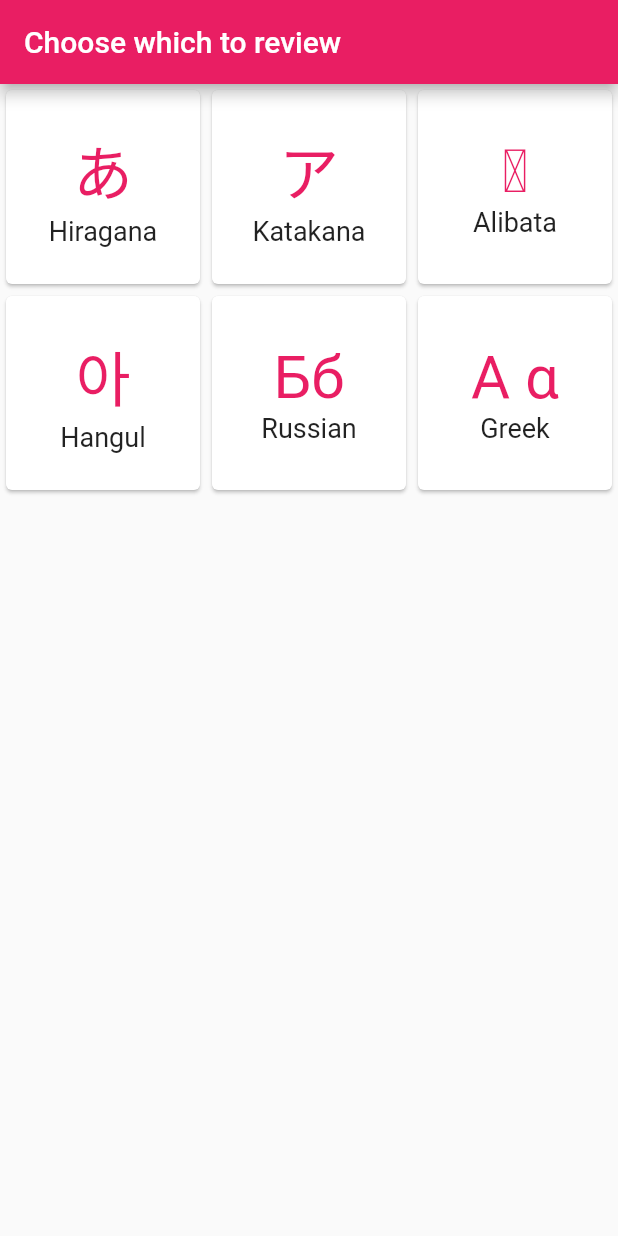
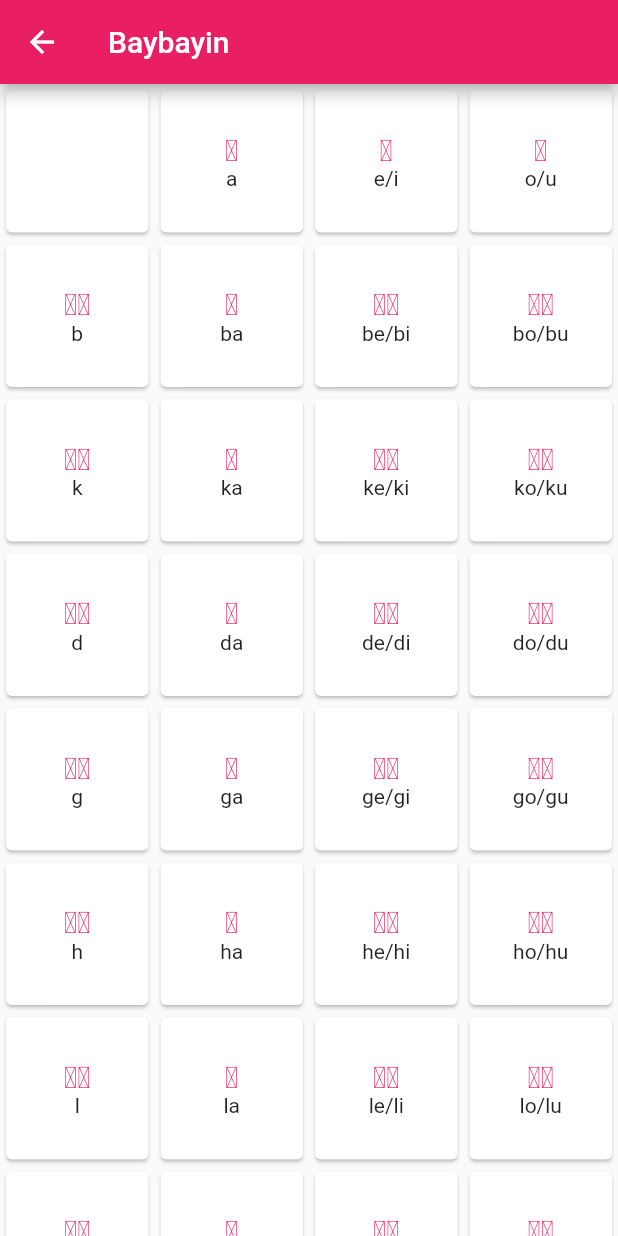
Before and after one commit to AngelGitHubPaul/Language-Quiz-App-Temp-, a Flutter app: the ReviewPage screen opened directly, after a tap on an icon or button, on a phone screen of 412 x 824 dp. Run offline on Flutter 3.47's test engine with Material 2 defaults, Android fonts, the phone set to English and light mode, and no system bars.

Commit message:
added baybayin language

```diff
--- a/lib/quiz_page.dart
+++ b/lib/quiz_page.dart
@@ -1,4 +1,5 @@
 import 'package:flutter/material.dart';
+import 'package:polylingo_app/quiz_pages/baybayin_quiz.dart';
 import 'package:polylingo_app/quiz_pages/greek_quiz.dart';
 import 'package:polylingo_app/quiz_pages/hangul_quiz.dart';
 import 'package:polylingo_app/quiz_pages/hiragana_quiz.dart';
@@ -18,7 +19,7 @@ class Languages {
 final List<Languages> languages = [
   Languages(lang: 'あ', en: 'Hiragana'),
   Languages(lang: 'ア', en: 'Katakana'),
-  Languages(lang: 'ᜀ', en: 'Alibata'),
+  Languages(lang: 'ᜀ', en: 'Baybayin'),
   Languages(lang: '아', en: 'Hangul'),
   Languages(lang: 'Бб', en: 'Russian'),
   Languages(lang: 'Α α', en: 'Greek'),
@@ -84,6 +85,17 @@ class LanguageOptions extends StatelessWidget {
                 );
               }
               break;
+            case 2:
+              {
+                Navigator.of(context).push(
+                  MaterialPageRoute(
+                    builder: (BuildContext context) {
+                      return const BaybayinQuizPage();
+                    },
+                  ),
+                );
+              }
+              break;
             case 3:
               {
                 Navigator.of(context).push(
--- /dev/null
+++ b/lib/quiz_pages/baybayin_quiz.dart
@@ -0,0 +1,289 @@
+import 'package:flutter/material.dart';
+import 'package:polylingo_app/providers/currency.dart';
+import 'dart:math';
+
+import 'package:polylingo_app/quiz_pages/results_pages/defeat_page.dart';
+import 'package:polylingo_app/quiz_pages/results_pages/victory_page.dart';
+import 'package:provider/provider.dart';
+import '../providers/lives.dart';
+import '../providers/themes.dart';
+
+class Baybayin {
+  final String bay;
+  final String tag1;
+  final String tag2;
+
+  Baybayin({required this.bay, required this.tag1, required this.tag2});
+}
+
+var rng = Random();
+final List<Baybayin> baybayinList = [
+  Baybayin(bay: 'ᜀ', tag1: 'a', tag2: 'a'),
+  Baybayin(bay: 'ᜁ', tag1: 'e', tag2: 'i'),
+  Baybayin(bay: 'ᜂ', tag1: 'o', tag2: 'u'),
+  Baybayin(bay: 'ᜊ᜔', tag1: 'b', tag2: 'b'),
+  Baybayin(bay: 'ᜊ', tag1: 'ba', tag2: 'ba'),
+  Baybayin(bay: 'ᜊᜒ', tag1: 'be', tag2: 'bi'),
+  Baybayin(bay: 'ᜊᜓ', tag1: 'bo', tag2: 'bu'),
+  Baybayin(bay: 'ᜃ᜔', tag1: 'k', tag2: 'k'),
+  Baybayin(bay: 'ᜃ', tag1: 'ka', tag2: 'ka'),
+  Baybayin(bay: 'ᜃᜒ', tag1: 'ke', tag2: 'ki'),
+  Baybayin(bay: 'ᜃᜓ', tag1: 'ko', tag2: 'ku'),
+  Baybayin(bay: 'ᜇ᜔', tag1: 'd', tag2: 'd'),
+  Baybayin(bay: 'ᜇ', tag1: 'da', tag2: 'da'),
+  Baybayin(bay: 'ᜇᜒ', tag1: 'de', tag2: 'di'),
+  Baybayin(bay: 'ᜇᜓ', tag1: 'do', tag2: 'du'),
+  Baybayin(bay: 'ᜄ᜔', tag1: 'g', tag2: 'g'),
+  Baybayin(bay: 'ᜄ', tag1: 'ga', tag2: 'ga'),
+  Baybayin(bay: 'ᜄᜒ', tag1: 'ge', tag2: 'gi'),
+  Baybayin(bay: 'ᜄᜓ', tag1: 'go', tag2: 'gu'),
+  Baybayin(bay: 'ᜑ᜔', tag1: 'h', tag2: 'h'),
+  Baybayin(bay: 'ᜑ', tag1: 'ha', tag2: 'ha'),
+  Baybayin(bay: 'ᜑᜒ', tag1: 'he', tag2: 'hi'),
+  Baybayin(bay: 'ᜑᜓ', tag1: 'ho', tag2: 'hu'),
+  Baybayin(bay: 'ᜎ᜔', tag1: 'l', tag2: 'l'),
+  Baybayin(bay: 'ᜎ', tag1: 'la', tag2: 'la'),
+  Baybayin(bay: 'ᜎᜒ', tag1: 'le', tag2: 'li'),
+  Baybayin(bay: 'ᜎᜓ', tag1: 'lo', tag2: 'lu'),
+  Baybayin(bay: 'ᜋ᜔', tag1: 'm', tag2: 'm'),
+  Baybayin(bay: 'ᜋ', tag1: 'ma', tag2: 'ma'),
+  Baybayin(bay: 'ᜋᜒ', tag1: 'me', tag2: 'mi'),
+  Baybayin(bay: 'ᜋᜓ', tag1: 'mo', tag2: 'mu'),
+  Baybayin(bay: 'ᜈ᜔', tag1: 'n', tag2: 'n'),
+  Baybayin(bay: 'ᜈ', tag1: 'na', tag2: 'na'),
+  Baybayin(bay: 'ᜈᜒ', tag1: 'ne', tag2: 'ni'),
+  Baybayin(bay: 'ᜈᜓ', tag1: 'no', tag2: 'nu'),
+  Baybayin(bay: 'ᜅ᜔', tag1: 'ng', tag2: 'ng'),
+  Baybayin(bay: 'ᜅ', tag1: 'nga', tag2: 'nga'),
+  Baybayin(bay: 'ᜅᜒ', tag1: 'nge', tag2: 'ngi'),
+  Baybayin(bay: 'ᜅᜓ', tag1: 'ngo', tag2: 'ngu'),
+  Baybayin(bay: 'ᜉ᜔', tag1: 'p', tag2: 'p'),
+  Baybayin(bay: 'ᜉ', tag1: 'pa', tag2: 'pa'),
+  Baybayin(bay: 'ᜉᜒ', tag1: 'pe', tag2: 'pi'),
+  Baybayin(bay: 'ᜉᜓ', tag1: 'po', tag2: 'pu'),
+  Baybayin(bay: 'ᜐ᜔', tag1: 's', tag2: 's'),
+  Baybayin(bay: 'ᜐ', tag1: 'sa', tag2: 'sa'),
+  Baybayin(bay: 'ᜐᜒ', tag1: 'se', tag2: 'si'),
+  Baybayin(bay: 'ᜐᜓ', tag1: 'so', tag2: 'su'),
+  Baybayin(bay: 'ᜆ᜔', tag1: 't', tag2: 't'),
+  Baybayin(bay: 'ᜆ', tag1: 'ta', tag2: 'ta'),
+  Baybayin(bay: 'ᜆᜒ', tag1: 'te', tag2: 'ti'),
+  Baybayin(bay: 'ᜆᜓ', tag1: 'to', tag2: 'tu'),
+  Baybayin(bay: 'ᜏ᜔', tag1: 'w', tag2: 'w'),
+  Baybayin(bay: 'ᜏ', tag1: 'wa', tag2: 'wa'),
+  Baybayin(bay: 'ᜏᜒ', tag1: 'we', tag2: 'wi'),
+  Baybayin(bay: 'ᜏᜓ', tag1: 'wo', tag2: 'wu'),
+  Baybayin(bay: 'ᜌ᜔', tag1: 'y', tag2: 'y'),
+  Baybayin(bay: 'ᜌ', tag1: 'ya', tag2: 'ya'),
+  Baybayin(bay: 'ᜌᜒ', tag1: 'ye', tag2: 'yi'),
+  Baybayin(bay: 'ᜌᜓ', tag1: 'yo', tag2: 'yu'),
+];
+
+class BaybayinQuizPage extends StatefulWidget {
+  const BaybayinQuizPage({Key? key}) : super(key: key);
+  @override
+  _BaybayinQuizPageState createState() => _BaybayinQuizPageState();
+}
+
+class _BaybayinQuizPageState extends State<BaybayinQuizPage> {
+  @override
+  Widget build(BuildContext context) {
+    return Scaffold(
+      appBar: AppBar(
+        title: const Text('Quiz'),
+        automaticallyImplyLeading: false,
+        leading: IconButton(
+          onPressed: () {
+            Provider.of<Lives>(context, listen: false).resetLives();
+            Navigator.of(context).pop();
+          },
+          icon: const Icon(Icons.arrow_back),
+        ),
+        actions: [
+          IconButton(
+              onPressed: () => showDialog<String>(
+                    context: context,
+                    builder: (BuildContext context) => AlertDialog(
+                      title: const Text('Tutorial'),
+                      content: const Text(
+                          'You are given 3 hearts at the start. Answer 10 questions right and get coins depending on how much mistakes you have made. The coins you gain can be used to buy different themes in Customization page.'),
+                      actions: <Widget>[
+                        TextButton(
+                          onPressed: () => Navigator.pop(context, 'OK'),
+                          child: const Text('OK'),
+                        ),
+                      ],
+                    ),
+                  ),
+              icon: const Icon(
+                Icons.question_mark_rounded,
+              )),
+        ],
+      ),
+      resizeToAvoidBottomInset: false,
+      body: const QuestionWidget(),
+    );
+  }
+}
+
+class QuestionWidget extends StatefulWidget {
+  const QuestionWidget({Key? key}) : super(key: key);
+  @override
+  _QuestionWidgetState createState() => _QuestionWidgetState();
+}
+
+class _QuestionWidgetState extends State<QuestionWidget> {
+  late PageController _controller;
+  final TextEditingController _textController = TextEditingController();
+  int _questionNumber = 1;
+  var rngIndex = List.generate(10, (_) => rng.nextInt(58));
+  int lives = 3;
+
+  @override
+  void initState() {
+    super.initState();
+    _controller = PageController(initialPage: 0);
+  }
+
+  @override
+  Widget build(BuildContext context) {
+    int lives = Provider.of<Lives>(context).lives;
+    final theme = Provider.of<ThemesModel>(context).selectedThemes[0].color;
+    return Padding(
+      padding: const EdgeInsets.symmetric(horizontal: 15.0),
+      child: Column(
+        children: [
+          const Padding(padding: EdgeInsets.symmetric(horizontal: 16.0)),
+          Row(
+            mainAxisAlignment: MainAxisAlignment.end,
+            children: [
+              const Icon(Icons.favorite, size: 28.0),
+              Text(
+                "$lives",
+                style: const TextStyle(fontSize: 28.0),
+              ),
+            ],
+          ),
+          Text(
+            'Question $_questionNumber/10',
+            style: const TextStyle(fontSize: 32.0),
+          ),
+          Expanded(
+            child: PageView.builder(
+                itemCount: 10,
+                controller: _controller,
+                physics: const NeverScrollableScrollPhysics(),
+                itemBuilder: (content, index) {
+                  final formKey = GlobalKey<FormState>();
+                  return Column(
+                    children: [
+                      Row(
+                        mainAxisAlignment: MainAxisAlignment.center,
+                        children: [
+                          SizedBox(
+                            height: 275,
+                            child: Column(
+                              mainAxisAlignment: MainAxisAlignment.center,
+                              children: [
+                                Text(
+                                  baybayinList[rngIndex[index].toInt()].bay,
+                                  style: TextStyle(
+                                    color: theme,
+                                    fontSize: 75.0,
+                                  ),
+                                ),
+                              ],
+                            ),
+                          ),
+                        ],
+                      ),
+                      Form(
+                        key: formKey,
+                        child: SizedBox(
+                          width: 250,
+                          child: Column(
+                            mainAxisAlignment: MainAxisAlignment.center,
+                            children: [
+                              TextFormField(
+                                controller: _textController,
+                                validator: (value) {
+                                  if (value != null && value.isEmpty) {
+                                    return 'please input answer';
+                                  } else if (value !=
+                                          baybayinList[rngIndex[index].toInt()]
+                                              .tag1 &&
+                                      value !=
+                                          baybayinList[rngIndex[index].toInt()]
+                                              .tag2) {
+                                    if (lives == 1) {
+                                      Navigator.of(context).pushReplacement(
+                                        MaterialPageRoute(
+                                          builder: (BuildContext context) {
+                                            return const DefeatPage();
+                                          },
+                                        ),
+                                      );
+                                    } else {
+                                      Provider.of<Lives>(context, listen: false)
+                                          .decreaseLives();
+                                    }
+                                    _textController.clear();
+                                    return 'wrong answer please try again';
+                                  }
+                                  return null;
+                                },
+                                decoration:
+                                    const InputDecoration(labelText: 'Answer'),
+                              ),
+                              const SizedBox(
+                                height: 20.0,
+                              ),
+                              ElevatedButton(
+                                child: const Text('Submit'),
+                                onPressed: () {
+                                  setState(() {
+                                    if (formKey.currentState!.validate()) {
+                                      if (_questionNumber < 10) {
+                                        _textController.clear();
+                                        _controller.nextPage(
+                                            duration: const Duration(
+                                                milliseconds: 250),
+                                            curve: Curves.easeInExpo);
+                                        _questionNumber++;
+                                      } else {
+                                        if (lives == 3) {
+                                          Provider.of<MyCurrency>(context,
+                                                  listen: false)
+                                              .addCurrency(15);
+                                        } else if (lives == 2) {
+                                          Provider.of<MyCurrency>(context,
+                                                  listen: false)
+                                              .addCurrency(13);
+                                        } else {
+                                          Provider.of<MyCurrency>(context,
+                                                  listen: false)
+                                              .addCurrency(10);
+                                        }
+                                        Navigator.of(context).pushReplacement(
+                                            MaterialPageRoute(builder:
+                                                (BuildContext context) {
+                                          return const VictoryPage();
+                                        }));
+                                      }
+                                    }
+                                  });
+                                },
+                              ),
+                            ],
+                          ),
+                        ),
+                      )
+                    ],
+                  );
+                }),
+          ),
+        ],
+      ),
+    );
+  }
+}
--- a/lib/review_page.dart
+++ b/lib/review_page.dart
@@ -1,4 +1,5 @@
 import 'package:flutter/material.dart';
+import 'package:polylingo_app/review_pages/baybayin_review.dart';
 import 'package:polylingo_app/review_pages/greek_review.dart';
 import 'package:polylingo_app/review_pages/hangul_review.dart';
 import 'package:polylingo_app/review_pages/hiragana_review.dart';
@@ -18,7 +19,7 @@ class Languages {
 final List<Languages> languages = [
   Languages(lang: 'あ', en: 'Hiragana'),
   Languages(lang: 'ア', en: 'Katakana'),
-  Languages(lang: 'ᜀ', en: 'Alibata'),
+  Languages(lang: 'ᜀ', en: 'Baybayin'),
   Languages(lang: '아', en: 'Hangul'),
   Languages(lang: 'Бб', en: 'Russian'),
   Languages(lang: 'Α α', en: 'Greek'),
@@ -59,6 +60,17 @@ class ReviewPage extends StatelessWidget {
                     MaterialPageRoute(
                       builder: (BuildContext context) {
                         return const KatakanaReviewPage();
+                      },
+                    ),
+                  );
+                }
+                break;
+              case 2:
+                {
+                  Navigator.of(context).push(
+                    MaterialPageRoute(
+                      builder: (BuildContext context) {
+                        return const BaybayinReviewPage();
                       },
                     ),
                   );
--- /dev/null
+++ b/lib/review_pages/baybayin_review.dart
@@ -0,0 +1,116 @@
+import 'package:flutter/material.dart';
+import 'package:provider/provider.dart';
+
+import '../providers/themes.dart';
+
+class Baybayin {
+  final String bay;
+  final String tag1;
+  final String tag2;
+
+  Baybayin({required this.bay, required this.tag1, required this.tag2});
+}
+
+final List<Baybayin> baybayin = [
+  Baybayin(bay: '', tag1: '', tag2: ''),
+  Baybayin(bay: 'ᜀ', tag1: 'a', tag2: ''),
+  Baybayin(bay: 'ᜁ', tag1: 'e', tag2: '/i'),
+  Baybayin(bay: 'ᜂ', tag1: 'o', tag2: '/u'),
+  Baybayin(bay: 'ᜊ᜔', tag1: 'b', tag2: ''),
+  Baybayin(bay: 'ᜊ', tag1: 'ba', tag2: ''),
+  Baybayin(bay: 'ᜊᜒ', tag1: 'be', tag2: '/bi'),
+  Baybayin(bay: 'ᜊᜓ', tag1: 'bo', tag2: '/bu'),
+  Baybayin(bay: 'ᜃ᜔', tag1: 'k', tag2: ''),
+  Baybayin(bay: 'ᜃ', tag1: 'ka', tag2: ''),
+  Baybayin(bay: 'ᜃᜒ', tag1: 'ke', tag2: '/ki'),
+  Baybayin(bay: 'ᜃᜓ', tag1: 'ko', tag2: '/ku'),
+  Baybayin(bay: 'ᜇ᜔', tag1: 'd', tag2: ''),
+  Baybayin(bay: 'ᜇ', tag1: 'da', tag2: ''),
+  Baybayin(bay: 'ᜇᜒ', tag1: 'de', tag2: '/di'),
+  Baybayin(bay: 'ᜇᜓ', tag1: 'do', tag2: '/du'),
+  Baybayin(bay: 'ᜄ᜔', tag1: 'g', tag2: ''),
+  Baybayin(bay: 'ᜄ', tag1: 'ga', tag2: ''),
+  Baybayin(bay: 'ᜄᜒ', tag1: 'ge', tag2: '/gi'),
+  Baybayin(bay: 'ᜄᜓ', tag1: 'go', tag2: '/gu'),
+  Baybayin(bay: 'ᜑ᜔', tag1: 'h', tag2: ''),
+  Baybayin(bay: 'ᜑ', tag1: 'ha', tag2: ''),
+  Baybayin(bay: 'ᜑᜒ', tag1: 'he', tag2: '/hi'),
+  Baybayin(bay: 'ᜑᜓ', tag1: 'ho', tag2: '/hu'),
+  Baybayin(bay: 'ᜎ᜔', tag1: 'l', tag2: ''),
+  Baybayin(bay: 'ᜎ', tag1: 'la', tag2: ''),
+  Baybayin(bay: 'ᜎᜒ', tag1: 'le', tag2: '/li'),
+  Baybayin(bay: 'ᜎᜓ', tag1: 'lo', tag2: '/lu'),
+  Baybayin(bay: 'ᜋ᜔', tag1: 'm', tag2: ''),
+  Baybayin(bay: 'ᜋ', tag1: 'ma', tag2: ''),
+  Baybayin(bay: 'ᜋᜒ', tag1: 'me', tag2: '/mi'),
+  Baybayin(bay: 'ᜋᜓ', tag1: 'mo', tag2: '/mu'),
+  Baybayin(bay: 'ᜈ᜔', tag1: 'n', tag2: ''),
+  Baybayin(bay: 'ᜈ', tag1: 'na', tag2: ''),
+  Baybayin(bay: 'ᜈᜒ', tag1: 'ne', tag2: '/ni'),
+  Baybayin(bay: 'ᜈᜓ', tag1: 'no', tag2: '/nu'),
+  Baybayin(bay: 'ᜅ᜔', tag1: 'ng', tag2: ''),
+  Baybayin(bay: 'ᜅ', tag1: 'nga', tag2: ''),
+  Baybayin(bay: 'ᜅᜒ', tag1: 'nge', tag2: '/ngi'),
+  Baybayin(bay: 'ᜅᜓ', tag1: 'ngo', tag2: '/ngu'),
+  Baybayin(bay: 'ᜉ᜔', tag1: 'p', tag2: ''),
+  Baybayin(bay: 'ᜉ', tag1: 'pa', tag2: ''),
+  Baybayin(bay: 'ᜉᜒ', tag1: 'pe', tag2: '/pi'),
+  Baybayin(bay: 'ᜉᜓ', tag1: 'po', tag2: '/pu'),
+  Baybayin(bay: 'ᜐ᜔', tag1: 's', tag2: ''),
+  Baybayin(bay: 'ᜐ', tag1: 'sa', tag2: ''),
+  Baybayin(bay: 'ᜐᜒ', tag1: 'se', tag2: '/si'),
+  Baybayin(bay: 'ᜐᜓ', tag1: 'so', tag2: '/su'),
+  Baybayin(bay: 'ᜆ᜔', tag1: 't', tag2: ''),
+  Baybayin(bay: 'ᜆ', tag1: 'ta', tag2: ''),
+  Baybayin(bay: 'ᜆᜒ', tag1: 'te', tag2: '/ti'),
+  Baybayin(bay: 'ᜆᜓ', tag1: 'to', tag2: '/tu'),
+  Baybayin(bay: 'ᜏ᜔', tag1: 'w', tag2: ''),
+  Baybayin(bay: 'ᜏ', tag1: 'wa', tag2: ''),
+  Baybayin(bay: 'ᜏᜒ', tag1: 'we', tag2: '/wi'),
+  Baybayin(bay: 'ᜏᜓ', tag1: 'wo', tag2: '/wu'),
+  Baybayin(bay: 'ᜌ᜔', tag1: 'y', tag2: ''),
+  Baybayin(bay: 'ᜌ', tag1: 'ya', tag2: ''),
+  Baybayin(bay: 'ᜌᜒ', tag1: 'ye', tag2: '/yi'),
+  Baybayin(bay: 'ᜌᜓ', tag1: 'yo', tag2: '/yu'),
+];
+
+class BaybayinReviewPage extends StatelessWidget {
+  const BaybayinReviewPage({Key? key}) : super(key: key);
+
+  @override
+  Widget build(BuildContext context) {
+    final theme = Provider.of<ThemesModel>(context).selectedThemes[0].color;
+    return Scaffold(
+      appBar: AppBar(
+        title: const Text('Baybayin'),
+        automaticallyImplyLeading: false,
+        leading: IconButton(
+          onPressed: () {
+            Navigator.of(context).pop();
+          },
+          icon: const Icon(Icons.arrow_back),
+        ),
+      ),
+      body: GridView.builder(
+        itemCount: baybayin.length,
+        gridDelegate:
+            const SliverGridDelegateWithFixedCrossAxisCount(crossAxisCount: 4),
+        itemBuilder: (context, index) => Card(
+            child: GridTile(
+                child: Center(
+                    child: Column(
+                        mainAxisAlignment: MainAxisAlignment.center,
+                        children: [
+              Text(
+                (baybayin[index].bay),
+                style: TextStyle(
+                  color: theme,
+                  fontSize: 20.0,
+                ),
+              ),
+              Text(baybayin[index].tag1 + baybayin[index].tag2),
+            ])))),
+      ),
+    );
+  }
+}
```
Also changed, not shown: 1 other file.
